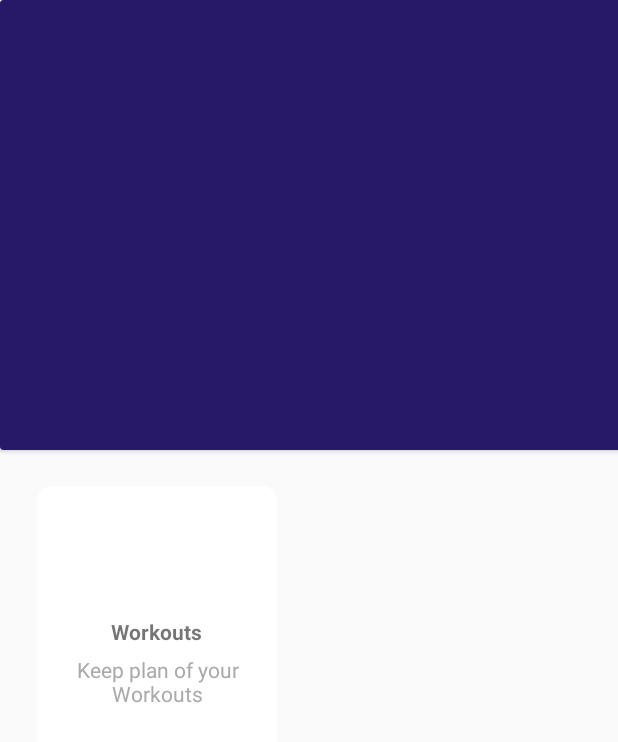
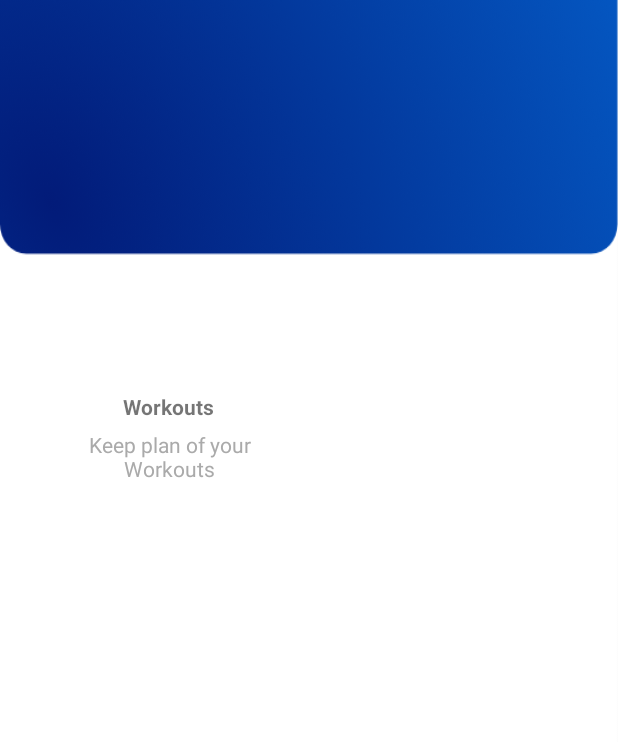
Before and after one commit to YuvinR/UEE_SL_Cricket, an Android app: the screen it shows after launch (MainActivity), on a phone screen of 412 x 824 dp. Shown: the top 742 px of the screen. Run offline under Robolectric (Android 15) with nearby library versions, the phone set to English and light mode, and no system bars.

Commit message:
background change added

```diff
--- a/app/src/main/res/layout/activity_main.xml
+++ b/app/src/main/res/layout/activity_main.xml
@@ -4,24 +4,19 @@
     xmlns:tools="http://schemas.android.com/tools"
     android:layout_width="match_parent"
     android:layout_height="match_parent"
+    android:background="@drawable/background"
     tools:context=".MainActivity">
-
-    <androidx.cardview.widget.CardView
-        android:id="@+id/cardhead"
-        android:layout_width="428dp"
-        android:layout_height="300dp"
-        app:cardBackgroundColor="#271968"
-        tools:ignore="MissingConstraints"
-        tools:layout_editor_absoluteX="1dp" />
 
     <ScrollView
         android:id="@+id/scroll1"
-        android:layout_width="430dp"
-        android:layout_height="562dp"
-        android:layout_marginTop="4dp"
+        android:layout_width="410dp"
+        android:layout_height="670dp"
+        app:layout_constraintBottom_toBottomOf="parent"
         app:layout_constraintEnd_toEndOf="parent"
+        app:layout_constraintHorizontal_bias="0.023"
         app:layout_constraintStart_toStartOf="parent"
-        app:layout_constraintTop_toBottomOf="@+id/cardhead">
+        app:layout_constraintTop_toTopOf="parent"
+        app:layout_constraintVertical_bias="1.0">
 
 
         <LinearLayout
```
Also changed, not shown: app/src/main/res/drawable-hdpi/background.png (added), app/src/main/res/drawable-ldpi/background.png (added), app/src/main/res/drawable-mdpi/background.png (added), app/src/main/res/drawable-xhdpi/background.png (added), app/src/main/res/drawable-xxhdpi/background.png (added), app/src/main/res/drawable-xxxhdpi/background.png (added).
